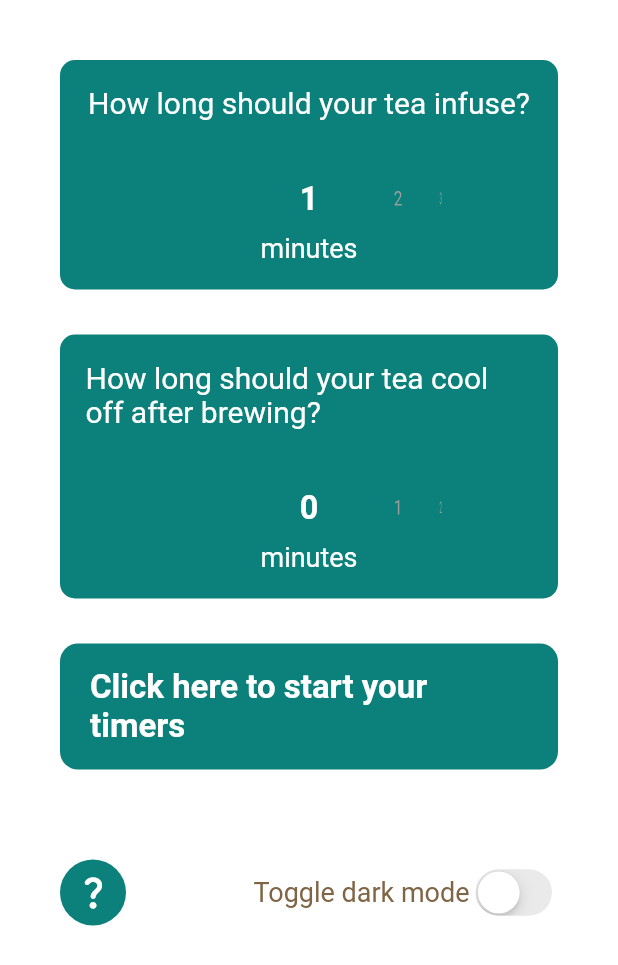
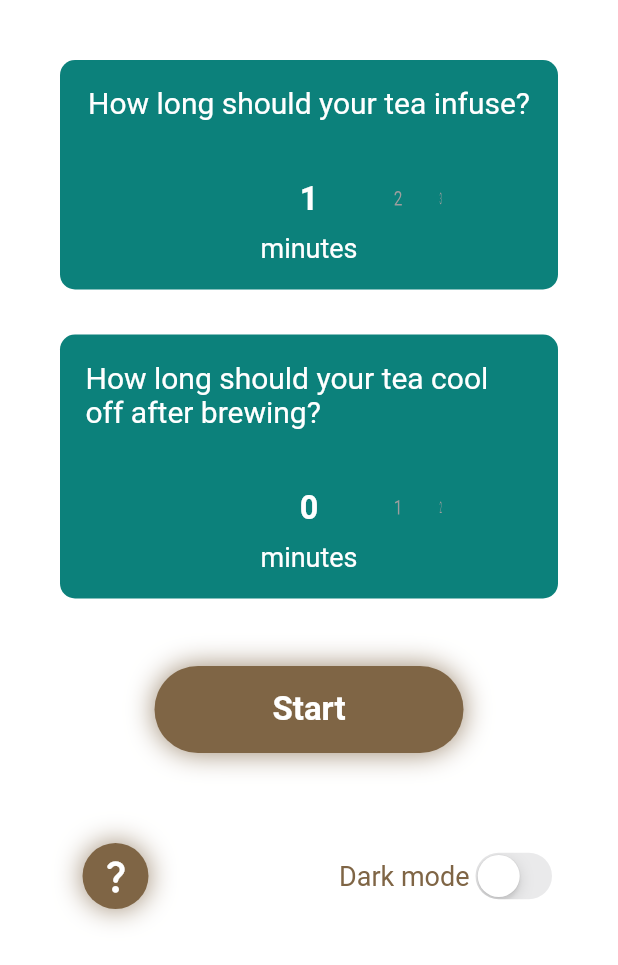
Before and after one commit to SoftcodingForYou/cool_tea, a Flutter app: the screen it shows after launch, on a phone screen of 412 x 824 dp. Shown: the top 965 px of the screen. Run offline on Flutter 3.47's test engine with Material 3 defaults, Android fonts, the phone set to English and light mode, and no system bars; drawn by our look-alikes of wheel_chooser; our stand-ins replace just_audio, shared_preferences; missing offline and left inert: alarm, audio_session, flutter_timer_countdown.

Commit message:
App icons, Better styles, Fix in stored prefs, namespaces

```diff
--- a/lib/duration_picker_frame.dart
+++ b/lib/duration_picker_frame.dart
@@ -1,8 +1,8 @@
 import 'package:flutter/cupertino.dart';
 import 'package:flutter/material.dart';
-import 'package:drink_your_tea/durations.dart';
+import 'package:cool_tea/durations.dart';
 import 'package:wheel_chooser/wheel_chooser.dart';
-import 'package:drink_your_tea/colors.dart';
+import 'package:cool_tea/colors.dart';
 
 
 class DurationFrame extends StatefulWidget {
--- a/lib/durations.dart
+++ b/lib/durations.dart
@@ -1,5 +1,5 @@
-import 'package:drink_your_tea/user_settings.dart';
-import 'package:drink_your_tea/defaults.dart';
+import 'package:cool_tea/user_settings.dart';
+import 'package:cool_tea/defaults.dart';
 
 class Durations {
   static int brewingDuration     = SPHelper.sp.getInt("brewingduration")     ?? Defaults.brewingDuration;
--- a/lib/home.dart
+++ b/lib/home.dart
@@ -1,5 +1,5 @@
 import 'package:flutter/cupertino.dart';
-import 'package:drink_your_tea/setup.dart';
+import 'package:cool_tea/setup.dart';
 
 
 class Home extends StatefulWidget {
--- a/lib/setup.dart
+++ b/lib/setup.dart
@@ -1,13 +1,13 @@
 import 'package:flutter/cupertino.dart';
 import 'package:flutter/material.dart';
-import 'package:drink_your_tea/countdown_timer.dart';
-import 'package:drink_your_tea/user_settings.dart';
-import 'package:drink_your_tea/duration_picker_frame.dart';
-import 'package:drink_your_tea/durations.dart';
-import 'package:drink_your_tea/colors.dart';
-import 'package:drink_your_tea/timer_alarms.dart';
-import 'package:drink_your_tea/defaults.dart';
-import 'package:drink_your_tea/main.dart';
+import 'package:cool_tea/countdown_timer.dart';
+import 'package:cool_tea/user_settings.dart';
+import 'package:cool_tea/duration_picker_frame.dart';
+import 'package:cool_tea/durations.dart';
+import 'package:cool_tea/colors.dart';
+import 'package:cool_tea/timer_alarms.dart';
+import 'package:cool_tea/defaults.dart';
+import 'package:cool_tea/main.dart';
 
 
 class Setup extends StatefulWidget {
@@ -28,7 +28,7 @@ class _SetupState extends State<Setup> {
   Widget build(BuildContext context) {
 
 
-    bool lightMode = SPHelper.sp.getBool("lightMode") ?? Defaults.lightMode;
+    bool lightMode              = SPHelper.sp.getBool("lightMode") ?? Defaults.lightMode;
 
     return CupertinoPageScaffold(
         child: SafeArea(
@@ -55,10 +55,23 @@ class _SetupState extends State<Setup> {
                     durationType: "coolOffDuration",
                   ),
 
-                  const SizedBox(height: 30),
+                  const SizedBox(height: 45),
 
-                  CupertinoButton(
-                    color: ColorManager.backgroundStrong,
+                  Container(
+                    width: MediaQuery.sizeOf(context).width * 0.5,
+                    decoration: BoxDecoration(
+                      color: ColorManager.alertColor,
+                      borderRadius: BorderRadius.circular(50),
+                      boxShadow: [
+                        BoxShadow(
+                          color: ColorManager.alertColor.withAlpha(200),
+                          blurRadius: 15,
+                          offset: const Offset(0, 0), // Shadow position
+                        ),
+                      ],
+                    ),
+                    child: CupertinoButton(
+                      color: Colors.transparent,
                       onPressed: () {
                         saveTimers();
 
@@ -73,24 +86,37 @@ class _SetupState extends State<Setup> {
                           MaterialPageRoute(builder: (context) => CountdownTimer(startTime: startTime)));
                       },
                       child: Text(
-                      "Click here to start your timers",
+                        "Start",
                         style: TextStyle(
                           fontWeight: FontWeight.bold,
                           color: ColorManager.lightColor,
                         )
                       )
                     ),
+                  ),
 
-                  const SizedBox(height: 60),
+                  const SizedBox(height: 45),
 
                   Row(
                     crossAxisAlignment: CrossAxisAlignment.center,
                     mainAxisAlignment: MainAxisAlignment.center,
                     children: [
-                      CupertinoButton(
+                      Padding(padding: EdgeInsets.all(15), child: Container(
+                        decoration: BoxDecoration(
+                          color: ColorManager.alertColor,
+                          borderRadius: BorderRadius.circular(50),
+                          boxShadow: [
+                            BoxShadow(
+                              color: ColorManager.alertColor.withAlpha(200),
+                              blurRadius: 15,
+                              offset: const Offset(0, 0), // Shadow position
+                            ),
+                          ],
+                        ),
+                        child: CupertinoButton(
                           padding: const EdgeInsets.all(5),
                           borderRadius: const BorderRadius.all(Radius.circular(50)),
-                        color: ColorManager.backgroundStrong,
+                          color: Colors.transparent,
                           onPressed: () {
                             showInfoPopup(context);
                           },
@@ -99,8 +125,9 @@ class _SetupState extends State<Setup> {
                             color: ColorManager.lightColor,
                           )
                         ),
+                      ),),
                       const Spacer(),
-                      Text("Toggle dark mode",
+                      Text("Dark mode",
                         style: TextStyle(
                           color: lightMode? ColorManager.alertColor : ColorManager.lightColor
                         ),
--- a/lib/timer_basic.dart
+++ b/lib/timer_basic.dart
@@ -1,8 +1,8 @@
 import 'dart:ui';
 import 'package:flutter/cupertino.dart';
 import 'package:flutter_timer_countdown/flutter_timer_countdown.dart';
-import 'package:drink_your_tea/timer_alarms.dart';
-import 'package:drink_your_tea/colors.dart';
+import 'package:cool_tea/timer_alarms.dart';
+import 'package:cool_tea/colors.dart';
 
 
 class TimerBasic extends StatelessWidget {
--- a/lib/timer_frame.dart
+++ b/lib/timer_frame.dart
@@ -1,5 +1,5 @@
 import 'package:flutter/material.dart';
-import 'package:drink_your_tea/colors.dart';
+import 'package:cool_tea/colors.dart';
 
 
 class TimerFrame extends StatelessWidget {
```
Also changed, not shown: lib/countdown_timer.dart (+25 -11 lines), lib/main.dart (+5 -5 lines), pubspec.yaml (+8 -2 lines), 47 other files. Lines whose indentation alone changed are shown as unchanged.
